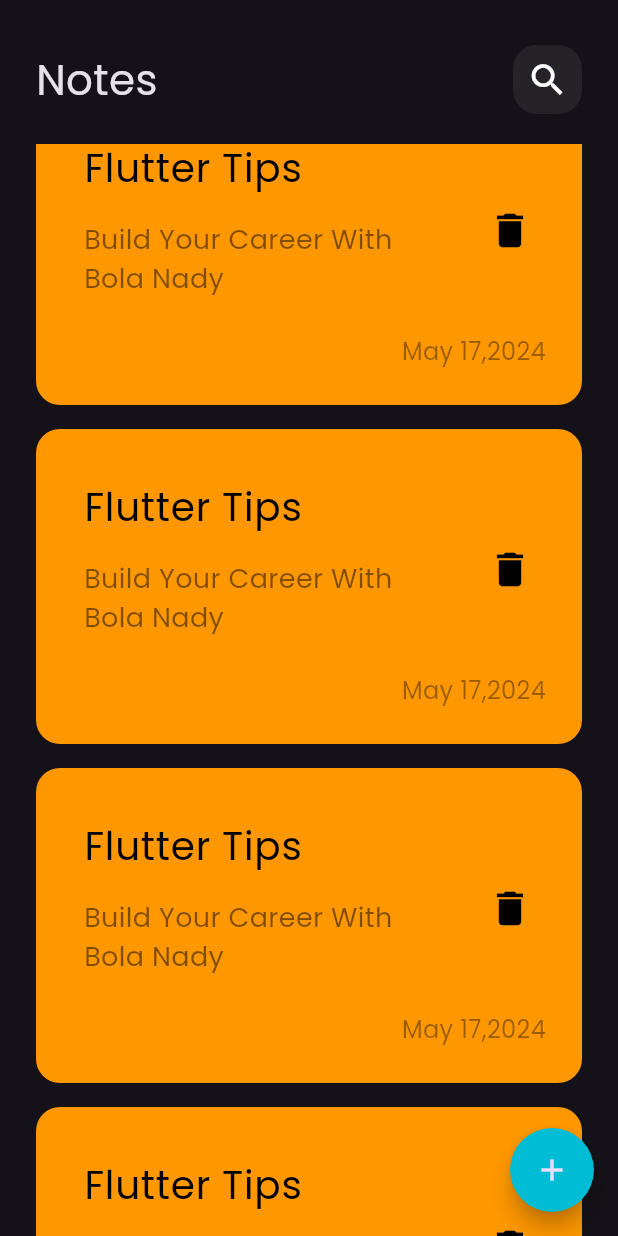
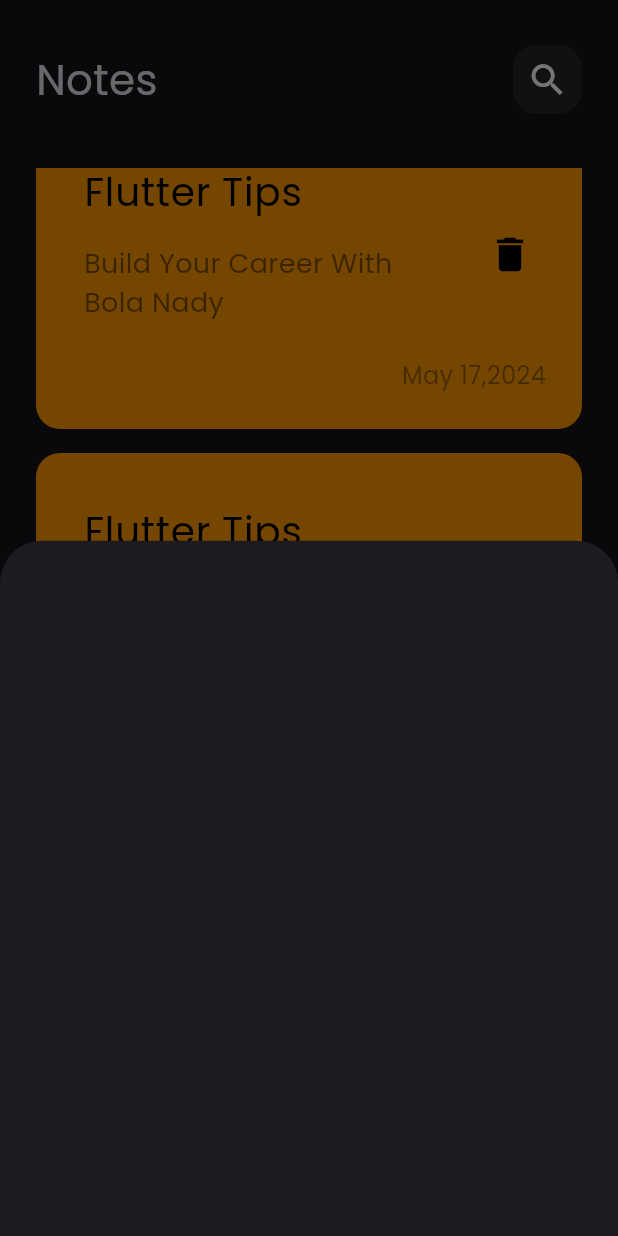
Before and after one commit to Bola30/Notes-Application, a Flutter app: the screen it shows after launch, scrolled down 2304 dp, after a tap on the "add" icon, on a phone screen of 412 x 824 dp. Run offline on Flutter 3.47's test engine with Material 3 defaults, Android fonts, the phone set to English and light mode, and no system bars.

Commit message:
Show Model Bottom Sheet

```diff
--- /dev/null
+++ b/lib/views/Add_Note_Bottom_Sheet.dart
@@ -0,0 +1,10 @@
+import 'package:flutter/material.dart';
+
+class AddNoteBottom extends StatelessWidget {
+  const AddNoteBottom({super.key});
+
+  @override
+  Widget build(BuildContext context) {
+    return Container();
+  }
+}
--- a/lib/views/view_notes.dart
+++ b/lib/views/view_notes.dart
@@ -1,4 +1,5 @@
 import 'package:flutter/material.dart';
+import 'package:notes_application/views/Add_Note_Bottom_Sheet.dart';
 import 'package:notes_application/views/widgets/Notes_body.dart';
 
 class NotesView extends StatelessWidget {
@@ -10,7 +11,11 @@ class NotesView extends StatelessWidget {
       floatingActionButton: FloatingActionButton(
         backgroundColor: Colors.cyan,
         shape: const CircleBorder(),
-        onPressed: (){} , child: const Icon(Icons.add),),
+        onPressed: (){
+          showModalBottomSheet(context: context, builder: (context) {
+            return const AddNoteBottom();
+          },);
+        } , child: const Icon(Icons.add),),
       body: const Notesbody() ,
     );
   }
--- a/lib/views/widgets/Notes_ListView.dart
+++ b/lib/views/widgets/Notes_ListView.dart
@@ -6,11 +6,16 @@ class NotesListView extends StatelessWidget {
 
   @override
   Widget build(BuildContext context) {
-    return ListView.builder(itemBuilder: (context , index){
-      return const Padding(
-        padding: EdgeInsets.symmetric(vertical: 8),
-        child: NoteItem(),
-      );
-    } );
+    return Padding(
+      padding: const EdgeInsets.symmetric(vertical: 16),
+      child: ListView.builder(
+        padding: EdgeInsets.zero,
+        itemBuilder: (context , index){
+        return const Padding(
+          padding: EdgeInsets.symmetric(vertical: 8),
+          child: NoteItem(),
+        );
+      } ),
+    );
   }
 }
```
